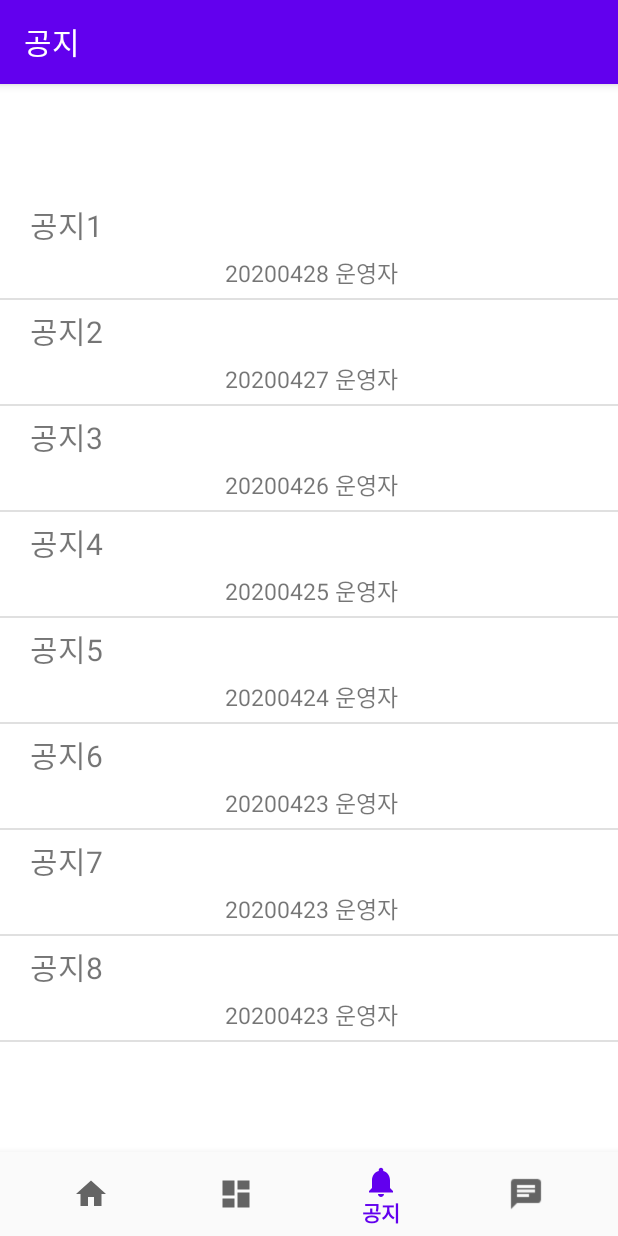
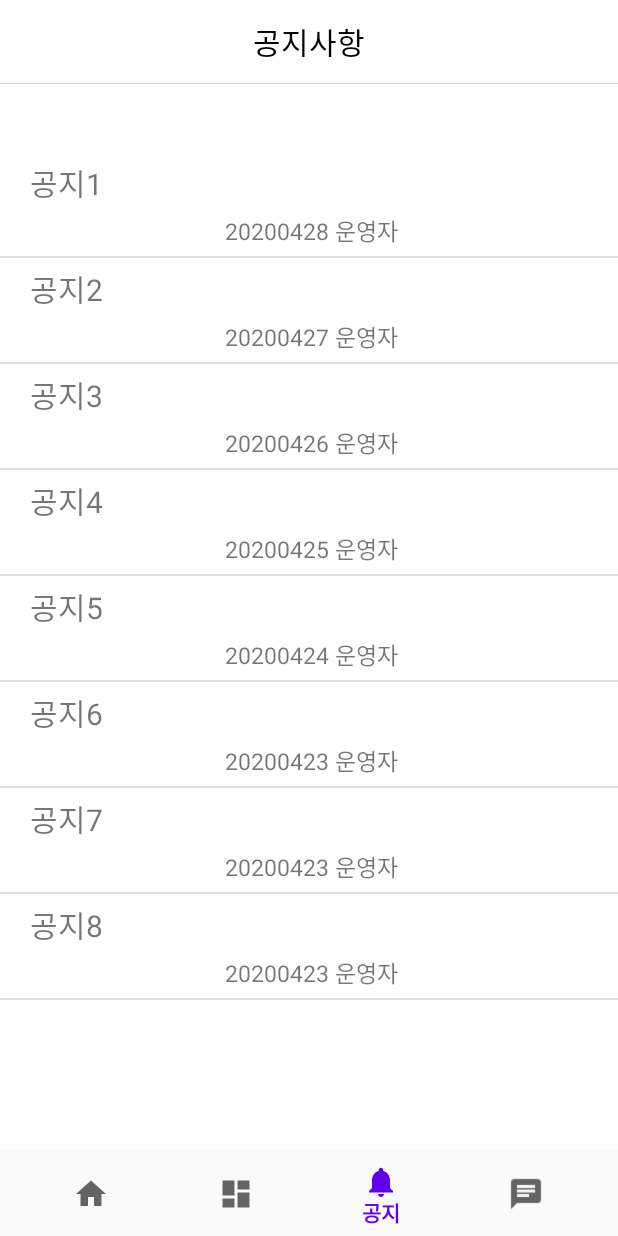
Before and after one commit to ehdrms2034/SMART_ANSWER_2020PNU, an Android app: the NotificationsFragment screen opened through its navigation route, on a phone screen of 412 x 824 dp. Run offline under Robolectric (Android 15) with nearby library versions, the phone set to English and light mode, and no system bars; our stand-ins replace navigation-ui.

Commit message:
actionbar
customize actionbar

```diff
--- a/FrontEnd/src/SMART_ANSWER/app/src/main/java/com/example/smart_answer/MainActivity.java
+++ b/FrontEnd/src/SMART_ANSWER/app/src/main/java/com/example/smart_answer/MainActivity.java
@@ -1,8 +1,10 @@
 package com.example.smart_answer;
 
 import android.os.Bundle;
+import android.view.Menu;
 import android.view.View;
 import android.widget.Button;
+import android.widget.TextView;
 
 import com.example.smart_answer.ui.dashboard.DashboardFragment;
 
@@ -10,7 +12,9 @@ import com.example.smart_answer.ui.chatting.ChattingView;
 import com.google.android.material.bottomnavigation.BottomNavigationView;
 
 import androidx.annotation.NonNull;
+import androidx.appcompat.app.ActionBar;
 import androidx.appcompat.app.AppCompatActivity;
+import androidx.appcompat.widget.Toolbar;
 import androidx.fragment.app.Fragment;
 import androidx.fragment.app.FragmentManager;
 import androidx.fragment.app.FragmentTransaction;
@@ -24,13 +28,27 @@ public class MainActivity extends AppCompatActivity {
     FragmentTransaction transaction;
     BottomNavigationView navView;
     ChattingView chattingFragment;
+    Toolbar toolbar;
+    ActionBar actionBar;
     @Override
     protected void onCreate(Bundle savedInstanceState) {
         super.onCreate(savedInstanceState);
         setContentView(R.layout.activity_main);
+
+
         //fragment manage 설정
         manager = getSupportFragmentManager();
         transaction = manager.beginTransaction();
+
+        //action bar
+        toolbar = findViewById(R.id.toolbar);
+        setSupportActionBar(toolbar);
+        actionBar = getSupportActionBar();
+        actionBar.setDisplayShowCustomEnabled(true);
+
+        actionBar.setDisplayHomeAsUpEnabled(true);            //액션바 아이콘을 업 네비게이션 형태로 표시합니다.
+        actionBar.setDisplayShowTitleEnabled(false);        //액션바에 표시되는 제목의 표시유무를 설정합니다.
+        actionBar.setDisplayShowHomeEnabled(false);            //홈 아이콘을 숨김처리합니다.
 
         navView = findViewById(R.id.nav_view);
         // Passing each menu ID as a set of Ids because each
@@ -42,17 +60,6 @@ public class MainActivity extends AppCompatActivity {
         NavigationUI.setupActionBarWithNavController(this, navController, appBarConfiguration);
         NavigationUI.setupWithNavController(navView, navController);
 
-        /*dashboardBtn = (Button)findViewById(R.id.resultBtn);
-        dashboardBtn.setOnClickListener(new View.OnClickListener() {
-            @Override
-            public void onClick(View v) {
-                Fragment dashboardFragment = new DashboardFragment();
-                transaction = manager.beginTransaction();
-                transaction.replace(R.id.nav_host_fragment, dashboardFragment);
-                transaction.addToBackStack("fragment");
-                transaction.commit();
-            }
-        });*/
     }
     public BottomNavigationView getNavView(){
         return navView;
@@ -65,9 +72,49 @@ public class MainActivity extends AppCompatActivity {
         transaction.commit();
     }*/
 
+//커스텀 액션바
+    @Override
+    public boolean onCreateOptionsMenu(Menu menu) {
+//        ActionBar actionBar = getSupportActionBar();
+//
+//        // Custom Actionbar를 사용하기 위해 CustomEnabled을 true 시키고 필요 없는 것은 false 시킨다
+//        actionBar.setDisplayShowCustomEnabled(true);
+//        actionBar.setDisplayHomeAsUpEnabled(true);            //액션바 아이콘을 업 네비게이션 형태로 표시합니다.
+//        actionBar.setDisplayShowTitleEnabled(true);        //액션바에 표시되는 제목의 표시유무를 설정합니다.
+//        actionBar.setDisplayShowHomeEnabled(true);            //홈 아이콘을 숨김처리합니다.
+//
+//        actionBar.setHomeAsUpIndicator(R.drawable.ic_cloud); // 뒤로가기 버튼 아이콘
+//        //layout을 가지고 와서 actionbar에 포팅을 시킵니다.
+//        LayoutInflater inflater = (LayoutInflater)getSystemService(LAYOUT_INFLATER_SERVICE);
+//        View actionbar = inflater.inflate(R.layout.custom_actionbar, null);
+//
+//        actionBar.setCustomView(actionbar);
+//
+//        //액션바 양쪽 공백 없애기
+//        Toolbar parent = (Toolbar)actionbar.getParent();
+//        parent.setContentInsetsAbsolute(0,0);
+//
+        /*
+            이부분 코드를 로딩전에 띄어야함
+            fragment마다 위에 bar title 이 달라야하는데
+            fragment에서 title 바꾸는 코드를 넣으려면 actionbar를 불러와야함
+            그치만 fragment가 activity보다 빨리 생성되어서 null로떠서 오류
+            따라서 로딩전에 넣으면 fragment가 뜨기전에 actionbar부터 생성함.
+         */
+        return true;
+    }
+
+    public void setActiobarTitle(String title)
+    {
+        //fragment마다 actionbar제목
+        TextView titleTxtView = (TextView) toolbar.findViewById(R.id.titleMain);
+        titleTxtView.setText(title);
+    }
+
     @Override
     public void onBackPressed() {
-        // 뒤로가기버튼 누를 시 네비바 홈으로 초기화
+        // 뒤로가기버튼 누를 시 액션바,네비바 홈으로 초기화
+        setActiobarTitle("홈");
         for(int i=0;i<4;i++){
             navView.getMenu().getItem(i).setChecked(false);
         }
--- a/FrontEnd/src/SMART_ANSWER/app/src/main/java/com/example/smart_answer/ui/chatting/ChattingView.java
+++ b/FrontEnd/src/SMART_ANSWER/app/src/main/java/com/example/smart_answer/ui/chatting/ChattingView.java
@@ -12,6 +12,7 @@ import android.widget.ListView;
 import androidx.annotation.NonNull;
 import androidx.appcompat.app.AppCompatActivity;
 
+import com.example.smart_answer.MainActivity;
 import com.example.smart_answer.R;
 
 public class ChattingView extends AppCompatActivity {
--- a/FrontEnd/src/SMART_ANSWER/app/src/main/java/com/example/smart_answer/ui/dashboard/DashboardFragment.java
+++ b/FrontEnd/src/SMART_ANSWER/app/src/main/java/com/example/smart_answer/ui/dashboard/DashboardFragment.java
@@ -10,6 +10,7 @@ import androidx.fragment.app.Fragment;
 import androidx.recyclerview.widget.LinearLayoutManager;
 import androidx.recyclerview.widget.RecyclerView;
 
+import com.example.smart_answer.MainActivity;
 import com.example.smart_answer.R;
 import com.example.smart_answer.recycler.RecyclerDashboard;
 import com.example.smart_answer.recycler.RecyclerDashboardAdapter;
@@ -27,7 +28,7 @@ public class DashboardFragment extends Fragment {
 
         recyclerView = (RecyclerView)root.findViewById(R.id.recycler_dashboard) ;
         adapter = new RecyclerDashboardAdapter();
-
+        ((MainActivity)getActivity()).setActiobarTitle("채점결과");
 
         RecyclerDashboard data1 = new RecyclerDashboard(R.drawable.lion1, "2020 05 17", "1","2","3");
         RecyclerDashboard data2 = new RecyclerDashboard(R.drawable.lion1, "2020 05 17", "1","2","3");
--- a/FrontEnd/src/SMART_ANSWER/app/src/main/java/com/example/smart_answer/ui/friends/FriendFragment.java
+++ b/FrontEnd/src/SMART_ANSWER/app/src/main/java/com/example/smart_answer/ui/friends/FriendFragment.java
@@ -9,6 +9,7 @@ import androidx.fragment.app.Fragment;
 import androidx.recyclerview.widget.LinearLayoutManager;
 import androidx.recyclerview.widget.RecyclerView;
 
+import com.example.smart_answer.MainActivity;
 import com.example.smart_answer.R;
 import com.example.smart_answer.recycler.RecyclerFriend;
 import com.example.smart_answer.recycler.RecyclerDashboardAdapter;
@@ -25,6 +26,8 @@ public class FriendFragment extends Fragment {
     public View onCreateView(@NonNull LayoutInflater inflater,
                              ViewGroup container, Bundle savedInstanceState) {
         View root = inflater.inflate(R.layout.fragment_friends, container, false);
+
+        ((MainActivity)getActivity()).setActiobarTitle("메세지");
 
         recyclerView = (RecyclerView)root.findViewById(R.id.recycler_friends) ;
         adapter = new RecyclerFriendAdapter();
--- a/FrontEnd/src/SMART_ANSWER/app/src/main/java/com/example/smart_answer/ui/home/HomeFragment.java
+++ b/FrontEnd/src/SMART_ANSWER/app/src/main/java/com/example/smart_answer/ui/home/HomeFragment.java
@@ -79,6 +79,13 @@ public class HomeFragment extends Fragment {
 
         return root;
     }
+
+    /*@Override
+    public void onStart() {
+        ((MainActivity)getActivity()).setActiobarTitle("홈"); // 타이틀 변경
+        super.onStart();
+    }*/
+
     //fragment 이동
     private void replaceFragment(@NonNull Fragment fragment) {
         transaction = manager.beginTransaction();
--- a/FrontEnd/src/SMART_ANSWER/app/src/main/java/com/example/smart_answer/ui/notifications/NotificationsFragment.java
+++ b/FrontEnd/src/SMART_ANSWER/app/src/main/java/com/example/smart_answer/ui/notifications/NotificationsFragment.java
@@ -14,6 +14,7 @@ import androidx.recyclerview.widget.DividerItemDecoration;
 import androidx.recyclerview.widget.LinearLayoutManager;
 import androidx.recyclerview.widget.RecyclerView;
 
+import com.example.smart_answer.MainActivity;
 import com.example.smart_answer.R;
 import com.example.smart_answer.recycler.ItemRecyclerVertical;
 import com.example.smart_answer.recycler.RecyclerVerticalAdapter;
@@ -42,6 +43,9 @@ public class NotificationsFragment extends Fragment {
                              ViewGroup container, Bundle savedInstanceState) {
 
         View root = inflater.inflate(R.layout.fragment_notifications, container, false);
+
+        ((MainActivity)getActivity()).setActiobarTitle("공지사항");
+
         notificationRecycler = (RecyclerView)root.findViewById(R.id.NotificationRecycler);
         notificationRecycler.addItemDecoration(new DividerItemDecoration(getActivity(),DividerItemDecoration.VERTICAL));
         LinearLayoutManager linearLayoutManager = new LinearLayoutManager(getContext());
--- /dev/null
+++ b/FrontEnd/src/SMART_ANSWER/app/src/main/res/drawable/border_actionbar.xml
@@ -0,0 +1,29 @@
+<?xml version="1.0" encoding="utf-8"?>
+
+<layer-list xmlns:android="http://schemas.android.com/apk/res/android">
+
+
+
+    <item>
+
+        <shape android:shape="rectangle">
+
+            <solid android:color="#d7d7d7" />
+
+        </shape>
+
+    </item>
+
+    <item android:bottom="1dp">
+
+        <shape android:shape="rectangle">
+
+            <solid android:color="#ffffff" />
+
+        </shape>
+
+    </item>
+
+
+
+</layer-list>
--- a/FrontEnd/src/SMART_ANSWER/app/src/main/res/layout/activity_main.xml
+++ b/FrontEnd/src/SMART_ANSWER/app/src/main/res/layout/activity_main.xml
@@ -6,6 +6,18 @@
     android:id="@+id/container"
     android:layout_width="match_parent"
     android:layout_height="match_parent">
+
+    <include
+        android:id="@+id/include"
+        layout="@layout/custom_actionbar"
+        android:layout_width="match_parent"
+        android:layout_height="wrap_content"
+        app:layout_constraintBottom_toBottomOf="@+id/viewPager"
+        app:layout_constraintEnd_toEndOf="@+id/viewPager"
+        app:layout_constraintHorizontal_bias="0.0"
+        app:layout_constraintStart_toStartOf="parent"
+        app:layout_constraintTop_toTopOf="parent"
+        app:layout_constraintVertical_bias="0.0" />
 
     <androidx.viewpager.widget.ViewPager
         android:id="@+id/viewPager"
@@ -30,12 +42,12 @@
         android:id="@+id/nav_host_fragment"
         android:name="androidx.navigation.fragment.NavHostFragment"
         android:layout_width="match_parent"
-        android:layout_height="match_parent"
+        android:layout_height="0dp"
         app:defaultNavHost="true"
         app:layout_constraintBottom_toTopOf="@id/nav_view"
         app:layout_constraintLeft_toLeftOf="parent"
         app:layout_constraintRight_toRightOf="parent"
-        app:layout_constraintTop_toBottomOf="parent"
+        app:layout_constraintTop_toBottomOf="@+id/include"
         app:navGraph="@navigation/mobile_navigation" />
 
 </androidx.constraintlayout.widget.ConstraintLayout>
--- /dev/null
+++ b/FrontEnd/src/SMART_ANSWER/app/src/main/res/layout/custom_actionbar.xml
@@ -0,0 +1,28 @@
+<?xml version="1.0" encoding="utf-8"?>
+<LinearLayout xmlns:android="http://schemas.android.com/apk/res/android"
+    xmlns:app="http://schemas.android.com/apk/res-auto"
+    android:background="#ffffff"
+    android:layout_width="match_parent"
+    android:layout_height="match_parent">
+    <com.google.android.material.appbar.AppBarLayout
+        android:id="@+id/appbarlayout"
+        android:theme="@style/AppTheme"
+        android:layout_width="match_parent"
+        android:layout_height="wrap_content">
+        <androidx.appcompat.widget.Toolbar
+            android:id="@+id/toolbar"
+            android:layout_width="match_parent"
+            android:layout_height="wrap_content"
+            android:background="@drawable/border_actionbar">
+            <TextView
+                android:text="홈"
+                android:id="@+id/titleMain"
+                android:textSize="20sp"
+                android:textColor="#000000"
+                android:layout_marginRight="0dp"
+                android:layout_width="wrap_content"
+                android:layout_height="wrap_content"
+                android:layout_gravity="center"/>
+        </androidx.appcompat.widget.Toolbar>
+    </com.google.android.material.appbar.AppBarLayout>
+</LinearLayout>
--- a/FrontEnd/src/SMART_ANSWER/app/src/main/res/layout/fragment_chatting.xml
+++ b/FrontEnd/src/SMART_ANSWER/app/src/main/res/layout/fragment_chatting.xml
@@ -6,7 +6,7 @@
     android:layout_width="match_parent"
     android:layout_height="match_parent"
     android:background="#ffffff"
-    tools:context=".ui.chatting.ChattingFragment" >
+    tools:context=".ui.chatting.ChattingView" >
     <TextView
         android:id="@+id/text_chatting"
         android:layout_width="match_parent"
--- a/FrontEnd/src/SMART_ANSWER/app/src/main/res/layout/fragment_friends.xml
+++ b/FrontEnd/src/SMART_ANSWER/app/src/main/res/layout/fragment_friends.xml
@@ -4,7 +4,8 @@
     xmlns:app="http://schemas.android.com/apk/res-auto"
     xmlns:tools="http://schemas.android.com/tools"
     android:layout_width="match_parent"
-    android:layout_height="match_parent">
+    android:layout_height="match_parent"
+    android:background="#ffffff">
 
     <androidx.recyclerview.widget.RecyclerView
         android:id="@+id/recycler_friends"
@@ -12,6 +13,7 @@
         android:layout_height="wrap_content"
         android:orientation="horizontal"
         android:scrollbars="horizontal"
+        android:background="#ffffff"
         app:layout_constraintBottom_toBottomOf="parent"
         app:layout_constraintStart_toStartOf="parent"
         app:layout_constraintTop_toTopOf="parent"
--- a/FrontEnd/src/SMART_ANSWER/app/src/main/res/values/styles.xml
+++ b/FrontEnd/src/SMART_ANSWER/app/src/main/res/values/styles.xml
@@ -1,11 +1,12 @@
 <resources>
 
     <!-- Base application theme. -->
-    <style name="AppTheme" parent="Theme.AppCompat.Light.DarkActionBar">
+    <style name="AppTheme" parent="Theme.AppCompat.Light.NoActionBar">
         <!-- Customize your theme here. -->
         <item name="colorPrimary">@color/colorPrimary</item>
         <item name="colorPrimaryDark">@color/colorPrimaryDark</item>
         <item name="colorAccent">@color/colorAccent</item>
+        <item name="elevation">1dp</item>
     </style>
 
 </resources>
```
